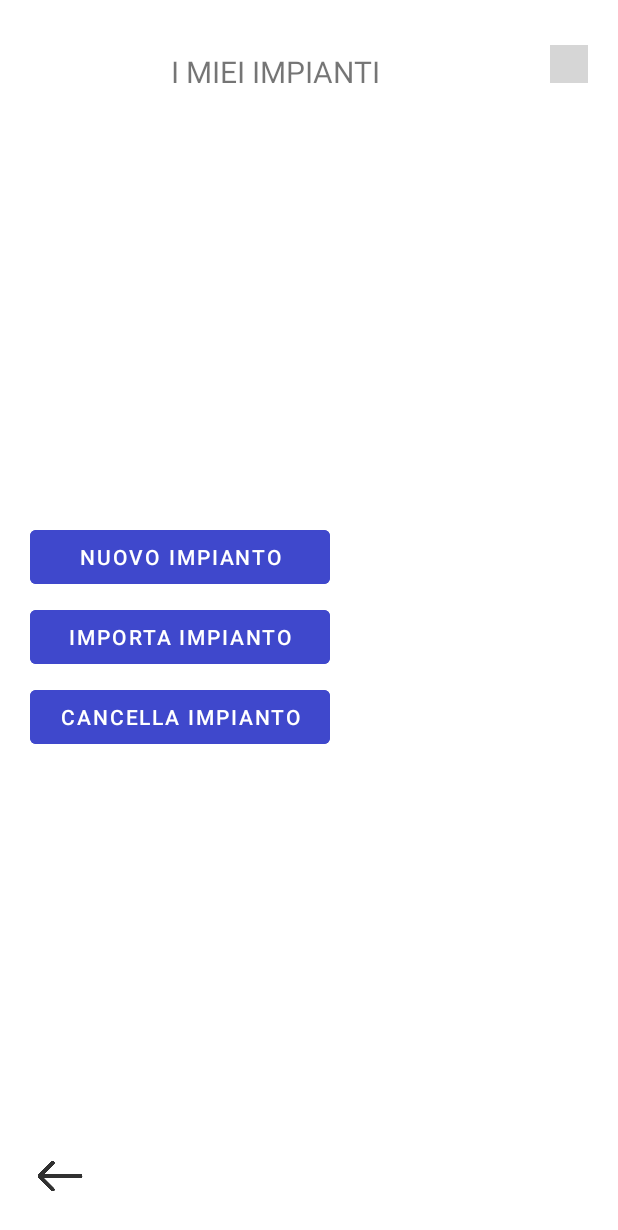
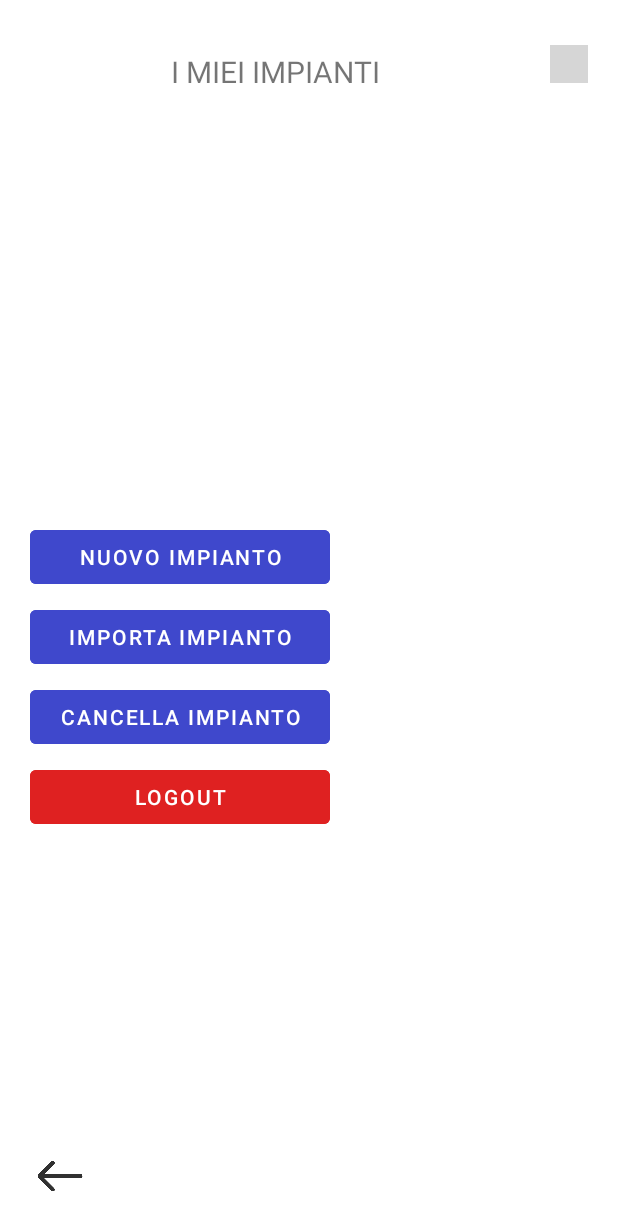
Before and after one commit to serpents22/zhelda-mobile, an Android app: the SystemActivity screen opened directly, with no data from a screen before it, on a phone screen of 412 x 824 dp. Shown: the top 1230 px of the screen. Run offline under Robolectric (Android 15) with nearby library versions, the phone set to English and light mode, and no system bars; libraries missing offline, so code that uses them is left out: com.orhanobut.hawk; network calls fail; 1 statement that could not run was skipped; grey boxes are pictures that could not be loaded.

Commit message:
feat: add remember me + logout + fix double button indivi

```diff
--- a/app/src/main/java/com/germeny/pasqualesilvio/SystemActivity.java
+++ b/app/src/main/java/com/germeny/pasqualesilvio/SystemActivity.java
@@ -22,7 +22,7 @@ import java.util.List;
 public class SystemActivity extends AppCompatActivity {
     private SystemAdapter SAdapter;
 
-    Button okBtn, editBtn, cancelBtn, menuBtn;
+    Button okBtn, editBtn, cancelBtn, menuBtn, btnLogout;
     RecyclerView listview;
     ImageView backBtn;
     @Override
@@ -37,6 +37,13 @@ public class SystemActivity extends AppCompatActivity {
         menuBtn = (Button) findViewById(R.id.systemMenu);
         listview = (RecyclerView) findViewById(R.id.systemListview);
         backBtn = (ImageView)findViewById(R.id.systemBackBtn);
+        btnLogout = findViewById(R.id.btnLogout);
+
+        btnLogout.setOnClickListener(v->{
+            new Preferences().setRememberMe(false, this);
+            finishAffinity();
+            startActivity(new Intent(this, MainActivity.class));
+        });
 
         okBtn.setOnClickListener(new View.OnClickListener() {
             @Override
@@ -49,8 +56,7 @@ public class SystemActivity extends AppCompatActivity {
         backBtn.setOnClickListener(new View.OnClickListener() {
             @Override
             public void onClick(View v) {
-                Intent i = new Intent(SystemActivity.this, MainActivity.class);
-                startActivity(i);
+                finish();
             }
         });
 
--- a/app/src/main/res/layout/activity_system.xml
+++ b/app/src/main/res/layout/activity_system.xml
@@ -61,6 +61,15 @@
         android:layout_marginTop="5dp"
         android:layout_marginLeft="20dp"/>
 
+    <Button
+        android:id="@+id/btnLogout"
+        android:layout_width="200dp"
+        android:layout_height="wrap_content"
+        android:text="Logout"
+        android:backgroundTint="@color/falsecolor"
+        android:layout_marginTop="5dp"
+        android:layout_marginLeft="20dp"/>
+
     <LinearLayout
         android:layout_width="match_parent"
         android:layout_height="0dip"
```
Also changed, not shown: app/src/main/java/com/germeny/pasqualesilvio/MainActivity.java (+10 -5 lines), app/src/main/java/com/germeny/pasqualesilvio/utils/Preferences.java (+11 -0 lines), app/src/main/res/layout/activity_main.xml (+5 -8 lines), app/src/main/res/layout/listitem_indivi.xml (+0 -9 lines).
